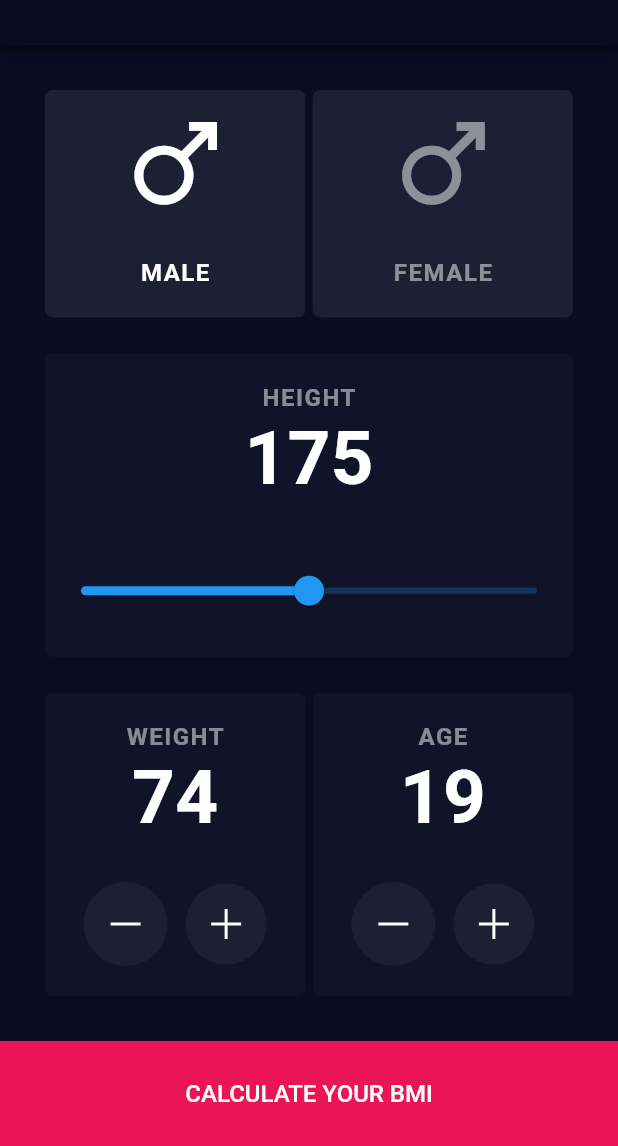
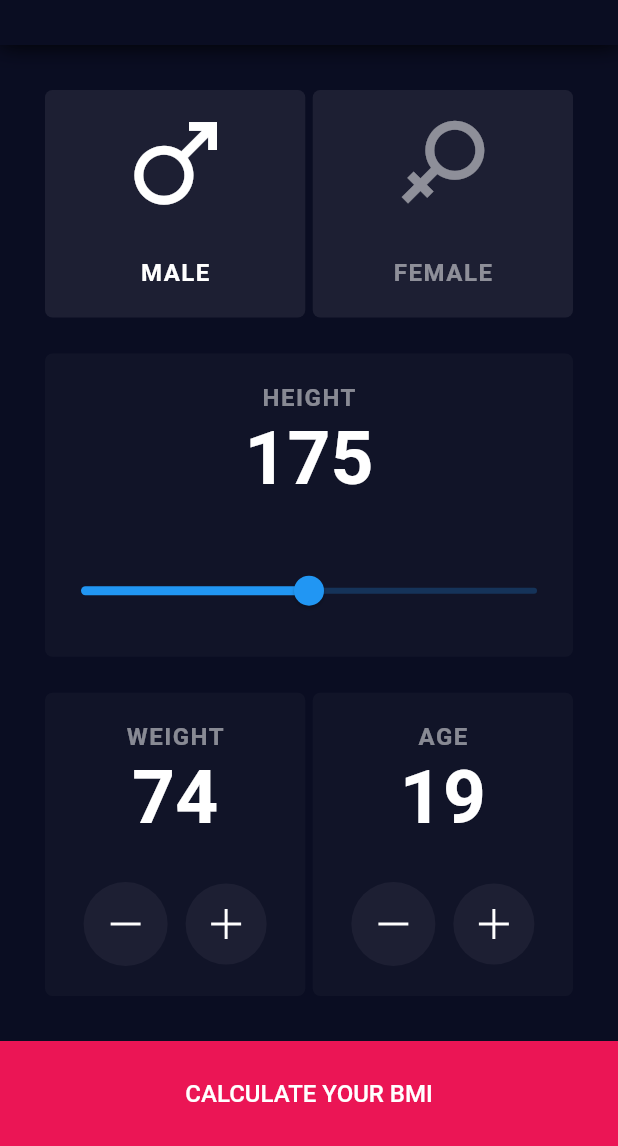
Before and after one commit to ruskakimov/bmi_calculator, a Flutter app: the screen it shows after launch, on a phone screen of 412 x 824 dp, the part 90-1236 px from its top. Run offline on Flutter 3.47's test engine with Material 2 defaults, Android fonts, the phone set to English and light mode, and no system bars.

Commit message:
fix gender card

```diff
--- a/lib/widgets.dart
+++ b/lib/widgets.dart
@@ -202,7 +202,7 @@ class GenderSwitcher extends StatelessWidget {
           child: GestureDetector(
             onTap: () => onSwitch(true),
             child: GenderCard(
-              title: 'MALE',
+              isMale: true,
               isSelected: male,
             ),
           ),
@@ -212,7 +212,7 @@ class GenderSwitcher extends StatelessWidget {
           child: GestureDetector(
             onTap: () => onSwitch(false),
             child: GenderCard(
-              title: 'FEMALE',
+              isMale: false,
               isSelected: !male,
             ),
           ),
@@ -225,11 +225,11 @@ class GenderSwitcher extends StatelessWidget {
 class GenderCard extends StatelessWidget {
   const GenderCard({
     Key key,
-    @required this.title,
+    @required this.isMale,
     @required this.isSelected,
   }) : super(key: key);
 
-  final String title;
+  final bool isMale;
   final bool isSelected;
 
   @override
@@ -245,12 +245,12 @@ class GenderCard extends StatelessWidget {
           mainAxisAlignment: MainAxisAlignment.spaceBetween,
           children: <Widget>[
             Icon(
-              Bmi.male,
+              isMale ? Bmi.male : Bmi.female,
               size: 56,
               color: isSelected ? BmiColors.white : BmiColors.grey,
             ),
             Text(
-              title,
+              isMale ? 'MALE' : 'FEMALE',
               style: isSelected ? body2 : body1,
             ),
           ],
```
